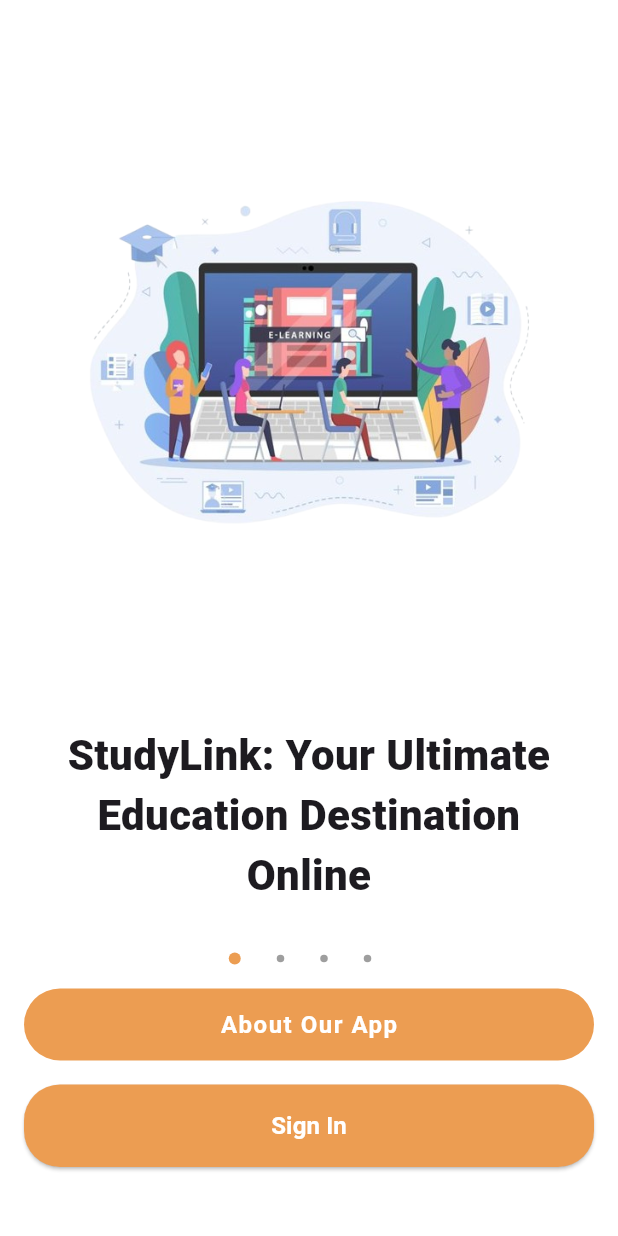
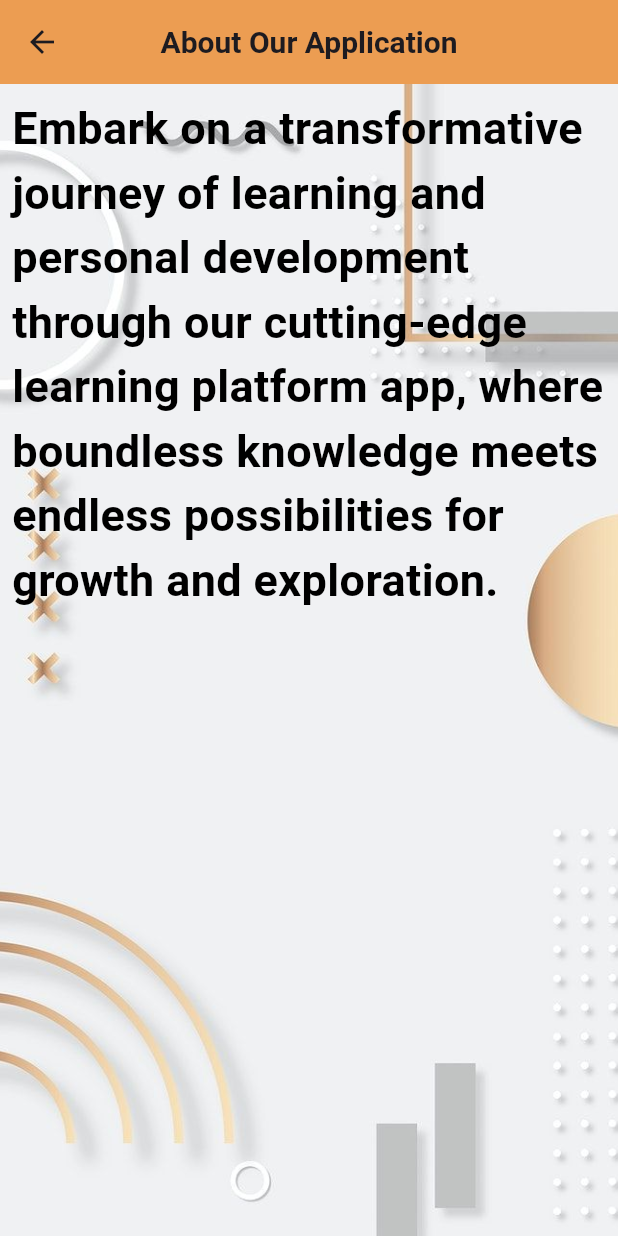
Before and after one commit to Walid12410/LearningPlatForm-Flutter, a Flutter app: the screen it shows after launch, after a tap on "About Our App", on a phone screen of 412 x 824 dp. Run offline on Flutter 3.47's test engine with Material 3 defaults, Android fonts, the phone set to English and light mode, and no system bars; our stand-ins replace cached_network_image, connectivity_plus, flutter_rating_bar, readmore, shared_preferences, sqflite and 1 more; missing offline and left inert: animated_switch, responsive_grid_list; accounts and stored records are empty.

Commit message:
About page added

```diff
--- a/lib/GetStart/pageview.dart
+++ b/lib/GetStart/pageview.dart
@@ -1,5 +1,6 @@
 import 'package:flutter/material.dart';
 import 'package:learningplatformapp/SignInUp/signin.dart';
+import 'package:learningplatformapp/aboutapp/aboutapp.dart';
 import 'pageviewdetails.dart';
 import 'package:learningplatformapp/colors/color.dart';
 
@@ -103,7 +104,7 @@ class _PageViewScreenState extends State<PageViewScreen> {
                   const SizedBox(height: 16),
                   GestureDetector(
                     onTap: () {
-                      // Add your callback function here
+                      Navigator.push(context, MaterialPageRoute(builder: (context)=>const About()));
                     },
                     child: Container(
                       height: 48,
@@ -126,7 +127,7 @@ class _PageViewScreenState extends State<PageViewScreen> {
                   ),
                   const SizedBox(height: 16),
                   Container(
-                    width: double.infinity, // Set width to fill available space
+                    width: double.infinity,
                     child: ElevatedButton(
                       onPressed: () {
                         Navigator.push(context, MaterialPageRoute(builder: (context) => const SignIn()));
--- /dev/null
+++ b/lib/aboutapp/aboutapp.dart
@@ -0,0 +1,58 @@
+import 'package:flutter/material.dart';
+import 'package:learningplatformapp/colors/color.dart';
+
+class About extends StatefulWidget {
+  const About({super.key});
+
+  @override
+  State<About> createState() => _AboutState();
+}
+
+class _AboutState extends State<About> {
+  @override
+  Widget build(BuildContext context) {
+    return Scaffold(
+      appBar: AppBar(
+        title: const Text(
+          'About Our Application',
+          style: TextStyle(fontSize: 20, fontWeight: FontWeight.bold),
+        ),
+        centerTitle: true,
+        backgroundColor: tdbrown,
+      ),
+      body: const SafeArea(
+        child: Stack(
+          children: [
+            Positioned(
+                child: Image(
+              fit: BoxFit.cover,
+              width: double.infinity,
+              height: double.infinity,
+              image:AssetImage(
+                'assets/Signup.jpeg',
+              ),
+            )),
+             Padding(
+              padding: EdgeInsets.all(8),
+              child: SingleChildScrollView(
+                child: Column(
+                  mainAxisAlignment: MainAxisAlignment.center,
+                  crossAxisAlignment: CrossAxisAlignment.center,
+                  children: [
+                    Text(
+                      'Embark on a transformative journey of learning and personal development through our cutting-edge learning platform app, where boundless knowledge meets endless possibilities for growth and exploration.',
+                      style: TextStyle(
+                          fontWeight: FontWeight.bold,
+                          fontSize: 30,
+                          color: Colors.black),
+                    )
+                  ],
+                ),
+              ),
+            )
+          ],
+        ),
+      ),
+    );
+  }
+}
--- a/lib/userprofiler/profile&setting.dart
+++ b/lib/userprofiler/profile&setting.dart
@@ -74,8 +74,8 @@ class _ProfileSettingState extends State<ProfileSetting> {
             height: 20,
           ),
           ProfileMenuWidget(
-              icon: Icons.settings,
-              text: 'Setting',
+              icon: Icons.language,
+              text: 'Language',
               onPressed: () {},
               textColor: tdBlue),
           const SizedBox(height: 10),
```
